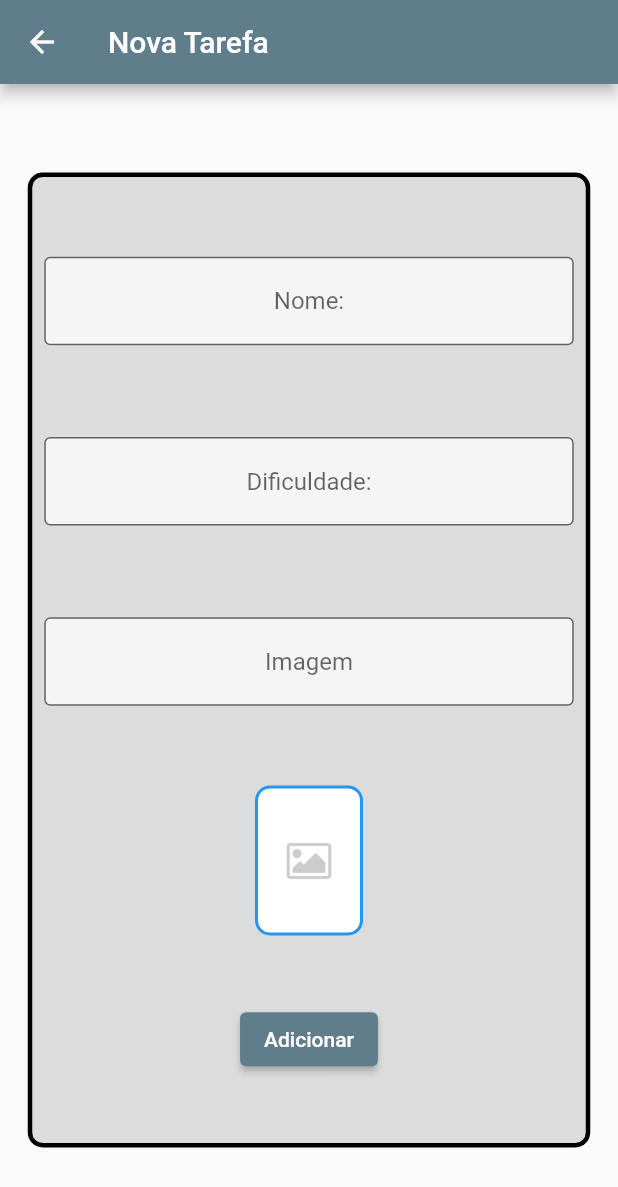
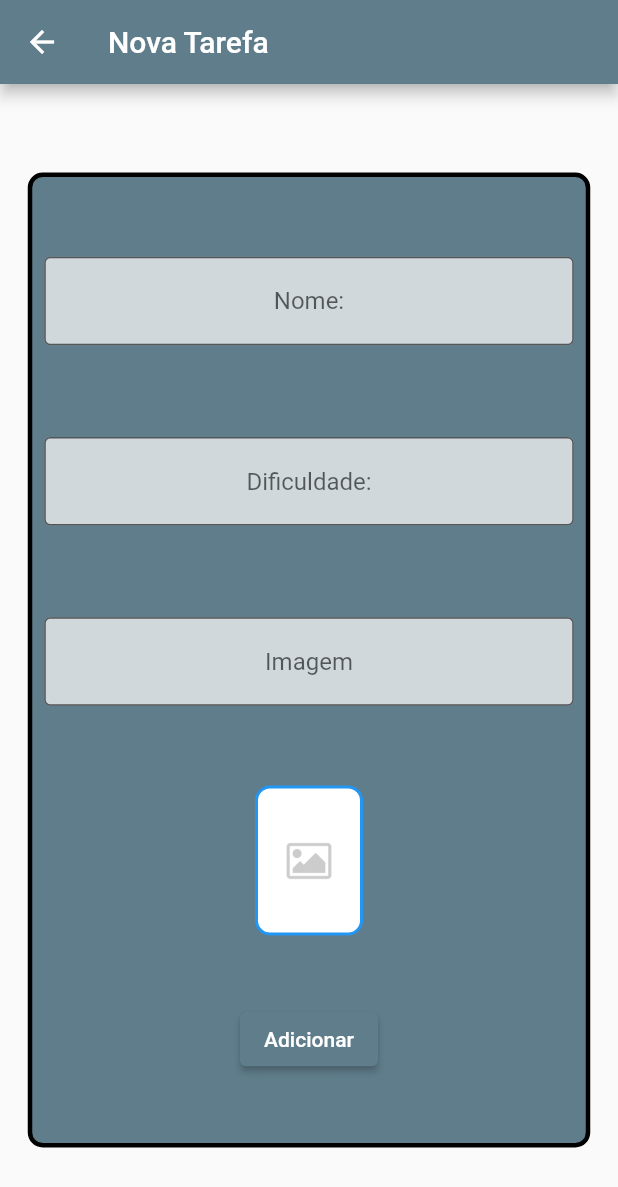
Before and after one commit to isabelaomaciel/to_do_list, a Flutter app: the screen it shows after launch, after a tap on the "add" icon, on a phone screen of 412 x 824 dp. Shown: the top 1187 px of the screen. Run offline on Flutter 3.47's test engine with Material 2 defaults, Android fonts, the phone set to English and light mode, and no system bars; network calls fail.

Commit message:
add new todo initial

```diff
--- a/lib/components/task.dart
+++ b/lib/components/task.dart
@@ -6,17 +6,26 @@ class Task extends StatefulWidget {
   final String foto;
   final int dificuldade;
 
-  const Task(this.name, this.foto, this.dificuldade, {Key? key})
+  Task(this.name, this.foto, this.dificuldade, {Key? key})
       : super(key: key);
+
+  int level = 0;
+  int levelMax = 10;
+  int levelColor = 0;
+
 
   @override
   State<Task> createState() => _TaskState();
 }
 
 class _TaskState extends State<Task> {
-  int level = 0;
-  int levelMax = 10;
-  int levelColor = 0;
+
+  bool assetOrNetwork() {
+    if (widget.foto.contains('http')) {
+      return false;
+    }
+    return true;
+  }
 
   List listColors = [
     Colors.blueGrey,
@@ -27,22 +36,22 @@ class _TaskState extends State<Task> {
     Colors.redAccent,
   ];
 
-  void upNivel(){
-    if(level < (widget.dificuldade * levelMax)){
-      level++;
+  void upNivel() {
+    if (widget.level < (widget.dificuldade * widget.levelMax)) {
+      widget.level++;
     } else {
-      level = 1;
-      if (levelColor < listColors.length - 1){
-        levelColor++;
+      widget.level = 1;
+      if (widget.levelColor < listColors.length - 1) {
+        widget.levelColor++;
       } else {
-        levelColor = 0;
+        widget.levelColor = 0;
       }
     }
   }
 
-  double incrementProgressBar(){
+  double incrementProgressBar() {
     return (widget.dificuldade > 0)
-        ? (level / (widget.dificuldade * levelMax))
+        ? (widget.level / (widget.dificuldade * widget.levelMax))
         : 0;
   }
 
@@ -55,7 +64,7 @@ class _TaskState extends State<Task> {
           Container(
             decoration: BoxDecoration(
               borderRadius: BorderRadius.circular(4),
-              color: Colors.blueGrey,
+              color: listColors[widget.levelColor],
             ),
             height: 140,
           ),
@@ -75,13 +84,18 @@ class _TaskState extends State<Task> {
                         borderRadius: BorderRadius.circular(4),
                         color: Colors.black12,
                       ),
+                      width: 72,
+                      height: 100,
                       child: ClipRRect(
                           borderRadius: BorderRadius.circular(4),
-                        child: Image.asset(
+                          child: assetOrNetwork()
+                              ? Image.asset(
                                   widget.foto,
-                          height: 100,
-                          width: 72,
                                   fit: BoxFit.cover,
+                                )
+                              : Image.network(
+                              widget.foto,
+                              fit: BoxFit.cover
                           ),
                       ),
                     ),
@@ -122,17 +136,13 @@ class _TaskState extends State<Task> {
                                   'UP',
                                   style: TextStyle(fontSize: 12),
                                 ),
-                            ]
-                          )),
+                              ])),
                     ),
                   ],
                 ),
               ),
 
-
-              Container(
-                color: listColors[levelColor],
-                child: Row(
+              Row(
                 mainAxisAlignment: MainAxisAlignment.spaceBetween,
                 children: [
                   Padding(
@@ -147,14 +157,13 @@ class _TaskState extends State<Task> {
                   ),
                   Padding(
                     padding: const EdgeInsets.all(12),
-                      child: Text('Nivel: $level',
+                    child: Text('Nivel: $widget.level',
                         style: const TextStyle(
                           color: Colors.white,
                           fontSize: 16,
                         )),
                   ),
                 ],
-                ),
               ),
             ],
           ),
@@ -163,6 +172,3 @@ class _TaskState extends State<Task> {
     );
   }
 }
-//Quando sua tarefa chegar no nível máximo de maestria (ou seja, a barra de progresso estiver toda preenchida), a tarefa deve MUDAR DE COR.
-// Faça vários níveis diferentes de maestria, indicados por diferentes cores!
-// Lembre-se de que com dificuldades diferentes, as maestrias demoram mais!
--- a/lib/data/task_inherited.dart
+++ b/lib/data/task_inherited.dart
@@ -1,6 +1,5 @@
 import 'package:flutter/material.dart';
-
-import '../components/task.dart';
+import 'package:to_do/components/task.dart';
 
 class TaskInherited extends InheritedWidget {
    TaskInherited({
@@ -21,14 +20,15 @@ class TaskInherited extends InheritedWidget {
     taskList.add(Task(name, photo, difficulty));
   }
 
-  static TaskInherited of(BuildContext context) {
-    final TaskInherited? result = context.dependOnInheritedWidgetOfExactType<>();
-    assert(result != null, 'No  found in context');
-    return result!;
-  }
+   static TaskInherited of(BuildContext context) {
+     final TaskInherited? result =
+     context.dependOnInheritedWidgetOfExactType<TaskInherited>();
+     assert(result != null, 'No TaskInherited found in context');
+     return result!;
+   }
 
-  @override
-  bool updateShouldNotify( old) {
-    return ;
-  }
+   @override
+   bool updateShouldNotify(TaskInherited oldWidget) {
+     return oldWidget.taskList.length != taskList.length;
+   }
 }
--- a/lib/main.dart
+++ b/lib/main.dart
@@ -1,5 +1,5 @@
 import 'package:flutter/material.dart';
-import 'package:to_do/screens/form_screen.dart';
+import 'package:to_do/data/task_inherited.dart';
 import 'package:to_do/screens/initial_screen.dart';
 
 void main() {
@@ -16,7 +16,9 @@ class MyApp extends StatelessWidget {
       theme: ThemeData(
         primarySwatch: Colors.blueGrey,
       ),
-      home: const InitialScreen(),
+      home: TaskInherited(
+        child: const InitialScreen(),
+      ),
     );
   }
 }
--- a/lib/screens/form_screen.dart
+++ b/lib/screens/form_screen.dart
@@ -1,7 +1,10 @@
 import 'package:flutter/material.dart';
+import 'package:to_do/data/task_inherited.dart';
 
 class FormScreen extends StatefulWidget {
-  const FormScreen({Key? key}) : super(key: key);
+  const FormScreen({Key? key, required this.taskContext}) : super(key: key);
+
+  final BuildContext taskContext;
 
   @override
   State<FormScreen> createState() => _FormScreenState();
@@ -13,6 +16,24 @@ class _FormScreenState extends State<FormScreen> {
   TextEditingController imageController = TextEditingController();
 
   final _formKey = GlobalKey<FormState>();
+
+  bool valueValidator(String? value) {
+    if (value != null && value.isEmpty) {
+      return true;
+    }
+    return false;
+  }
+
+  bool difficultyValidator(String? value){
+    if(value != null && value.isEmpty){
+      if(value!.isEmpty ||
+          int.parse(value) > 5 ||
+          int.parse(value) < 1){
+        return true;
+      }
+    }
+    return false;
+  }
 
   @override
   Widget build(BuildContext context) {
@@ -28,7 +49,7 @@ class _FormScreenState extends State<FormScreen> {
               height: 650,
               width: 375,
               decoration: BoxDecoration(
-                color: Colors.black12,
+                color: Colors.blueGrey,
                 borderRadius: BorderRadius.circular(10),
                 border: Border.all(width: 3),
               ),
@@ -40,14 +61,14 @@ class _FormScreenState extends State<FormScreen> {
                     padding: const EdgeInsets.all(8.0),
                     child: TextFormField(
                       validator: (String? value) {
-                        if (value != null && value.isEmpty) {
+                        if (valueValidator(value)) {
                           return "Insira o nome da tarefa";
                         }
                         return null;
                       },
                       controller: nameController,
                       textAlign: TextAlign.center,
-                      decoration: InputDecoration(
+                      decoration: const InputDecoration(
                         border: OutlineInputBorder(),
                         hintText: 'Nome:',
                         fillColor: Colors.white70,
@@ -59,9 +80,7 @@ class _FormScreenState extends State<FormScreen> {
                     padding: const EdgeInsets.all(8.0),
                     child: TextFormField(
                       validator: (value) {
-                        if (value!.isEmpty ||
-                            int.parse(value) > 5 ||
-                            int.parse(value) < 1) {
+                        if (difficultyValidator(value)) {
                           return 'insira uma dificuldade entre 1 e 5';
                         }
                         return null;
@@ -69,7 +88,7 @@ class _FormScreenState extends State<FormScreen> {
                       keyboardType: TextInputType.number,
                       controller: difficultyController,
                       textAlign: TextAlign.center,
-                      decoration: InputDecoration(
+                      decoration: const InputDecoration(
                         border: OutlineInputBorder(),
                         hintText: 'Dificuldade:',
                         fillColor: Colors.white70,
@@ -84,7 +103,7 @@ class _FormScreenState extends State<FormScreen> {
                         setState(() {});
                       },
                       validator: (value) {
-                        if (value!.isEmpty) {
+                        if (valueValidator(value)) {
                           return 'Insira uma URL';
                         }
                         return null;
@@ -92,7 +111,7 @@ class _FormScreenState extends State<FormScreen> {
                       keyboardType: TextInputType.url,
                       controller: imageController,
                       textAlign: TextAlign.center,
-                      decoration: InputDecoration(
+                      decoration: const InputDecoration(
                         border: OutlineInputBorder(),
                         hintText: 'Imagem',
                         fillColor: Colors.white70,
@@ -123,17 +142,21 @@ class _FormScreenState extends State<FormScreen> {
                   ElevatedButton(
                     onPressed: () {
                       if (_formKey.currentState!.validate()) {
-                        print(nameController.text);
-                        print(int.parse(difficultyController.text));
+                        // print(nameController.text);
+                        // print(int.parse(difficultyController.text));
+                        TaskInherited.of(widget.taskContext).newTask(
+                            nameController.text,
+                            imageController.text,
+                            int.parse(difficultyController.text));
                         ScaffoldMessenger.of(context).showSnackBar(
                           const SnackBar(
-                            content: Text('salvando uma nova tarefa'),
+                            content: Text('Criando uma nova tarefa'),
                           ),
                         );
                         Navigator.pop(context);
                       }
                     },
-                    child: Text('Adicionar'),
+                    child: const Text('Adicionar'),
                   ),
                 ],
               ),
--- a/lib/screens/initial_screen.dart
+++ b/lib/screens/initial_screen.dart
@@ -1,5 +1,5 @@
 import 'package:flutter/material.dart';
-import 'package:to_do/components/task.dart';
+import 'package:to_do/data/task_inherited.dart';
 import 'package:to_do/screens/form_screen.dart';
 
 class InitialScreen extends StatefulWidget {
@@ -18,19 +18,23 @@ class _InitialScreenState extends State<InitialScreen> {
         title: const Text('Tarefas'),
       ),
       body: ListView(
-        children: const [
-
-          SizedBox(
-            height: 80,
-          )
-        ],
+        padding: const EdgeInsets.only(
+          top: 8,
+          bottom: 70,
+        ),
+        children: TaskInherited.of(context).taskList,
       ),
       floatingActionButton: FloatingActionButton(
         onPressed: () {
           Navigator.push(
-              context, MaterialPageRoute(builder: (context) => FormScreen()));
+            context,
+            MaterialPageRoute(
+              builder: (contextNew) => FormScreen(
+                taskContext: context,
+              ),
+            ),
+          );
         },
-        backgroundColor: Colors.blueGrey[300],
         child: const Icon(Icons.add),
       ),
     );
```
Lines whose indentation alone changed are shown as unchanged.
